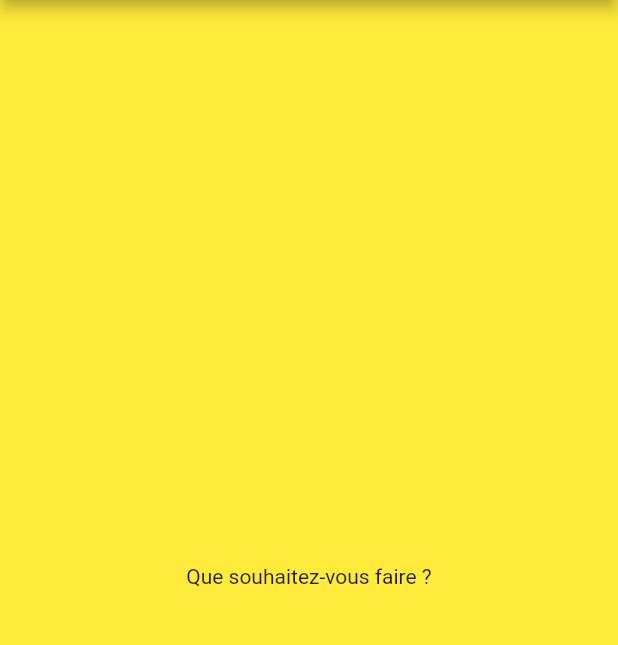
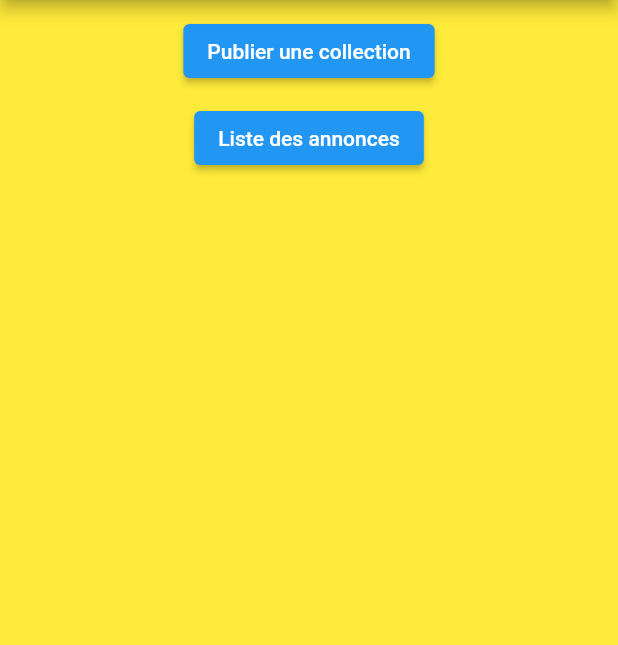
Before and after one commit to Chachalotte/flutter_leboncoin, a Flutter app: the menu screen opened directly, on a phone screen of 412 x 824 dp, the part 84-729 px from its top. Run offline on Flutter 3.47's test engine with Material 2 defaults, Android fonts, the phone set to English and light mode, and no system bars; our stand-ins replace cloud_firestore, file_picker, firebase_auth, firebase_core, firebase_storage; accounts and stored records are empty; network calls fail.

Commit message:
Insertion formulaire ajout d'annonces

```diff
--- a/lib/View/menu.dart
+++ b/lib/View/menu.dart
@@ -17,12 +17,28 @@ class menu extends StatefulWidget {
 class menuState extends State<menu>{
   @override
   Widget build(BuildContext context){
+
     return Scaffold(
       drawer: Container(
         width: MediaQuery.of(context).size.width/2,
         height: MediaQuery.of(context).size.height,
         color: Colors.white,
-        child: Accueil(),
+        child: new Column(
+          children: [
+            new Container(
+              child: Accueil()
+              ),
+              const SizedBox(height : 10),
+              ElevatedButton(
+                  onPressed : (){
+                    //fonction pour s'inscrire
+                    publier();
+                  },
+                  child : Text("Modifier mon profil")
+              )
+          ],
+        ),
+
       ),
 
       appBar : AppBar(
@@ -31,38 +47,32 @@ class menuState extends State<menu>{
       ),
       backgroundColor: Colors.yellow,
       body : Center(
-          child : Text("Que souhaitez-vous faire ?")
-      ),
-
-    );
-  }
-
-  Widget selectionMenu(){
-    return SingleChildScrollView(
-      child: Column(
-        children : [
-          //Bouton
+        child: new Column(
+          children: [
             const SizedBox(height : 10),
             ElevatedButton(
                 onPressed : (){
+                  //fonction pour s'inscrire
                   publier();
                 },
-              child : Text("Publier votre annonce")
-
+                child : Text("Publier une collection")
             ),
             const SizedBox(height : 10),
             ElevatedButton(
                 onPressed : (){
+                  //fonction pour s'inscrire
                   listeAnnonce();
                 },
-              child : Text("Voir les annonces en ligne")
-
+                child : Text("Liste des annonces")
             )
           ],
         ),
+      ),
     );
 
+
   }
+
   publier(){
       Navigator.push(context, MaterialPageRoute(
           builder: (context){
--- a/lib/main.dart
+++ b/lib/main.dart
@@ -88,7 +88,7 @@ class _MyHomePageState extends State<MyHomePage> {
             decoration : const BoxDecoration(
                 shape : BoxShape.circle,
                 image : DecorationImage(
-                    image : NetworkImage("https://firebasestorage.googleapis.com/v0/b/flutter-3d263.appspot.com/o/33b78e66ba000e27d801485c5a9d9697.jpg?alt=media&token=db56b58e-5463-43c2-90bf-60c24f945467"),
+                    image : NetworkImage(""),
                     fit : BoxFit.fill
 
                 )
@@ -198,6 +198,7 @@ class _MyHomePageState extends State<MyHomePage> {
 
           //Bouton
           const SizedBox(height : 10),
+
           ElevatedButton(
               onPressed : (){
                 if(isregister == true){
@@ -208,6 +209,7 @@ class _MyHomePageState extends State<MyHomePage> {
                   // Fonction pour se connecter
                   connexion();
                 }
+
 
               },
               child : Text("Validation")
```
Also changed, not shown: lib/View/publierAnnonce.dart (+83 -1 lines). Lines whose indentation alone changed are shown as unchanged.
